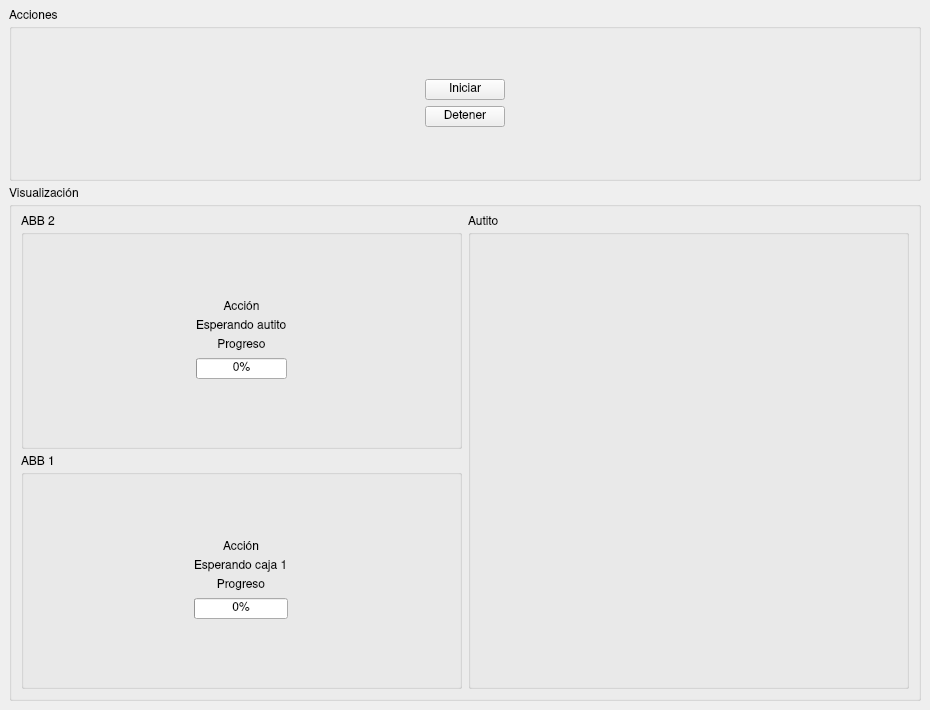
GabiAndi/UNER_Robotica, file ui_mainwindowtrabajofinal.ui: the form before one commit.
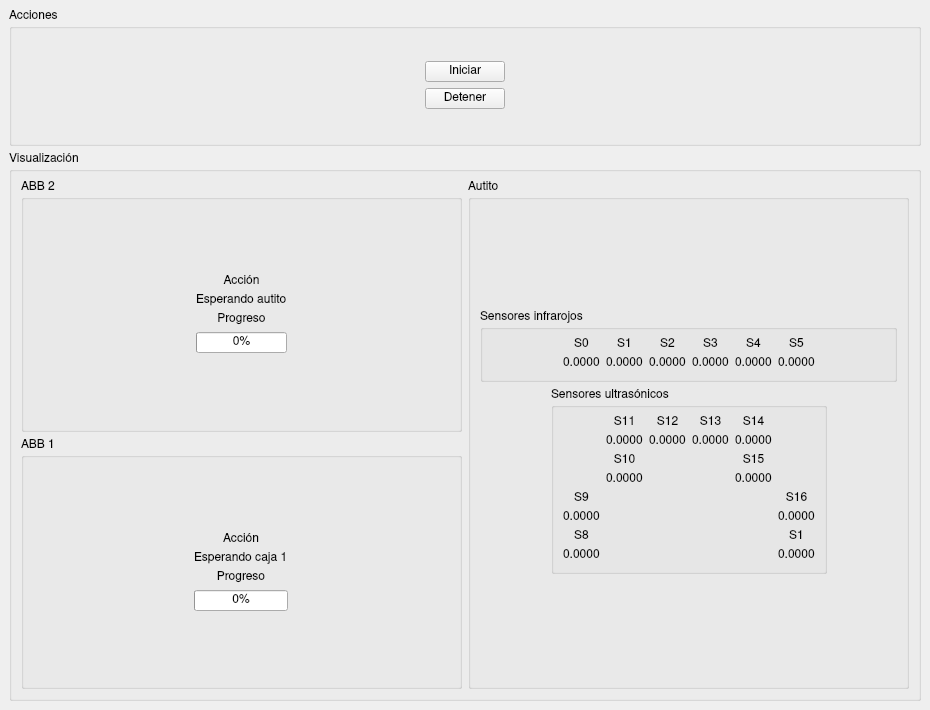
The form after the commit. Icons and pictures are not drawn.

Diff of the .ui file:
```diff
--- a/ui_mainwindowtrabajofinal.ui
+++ b/ui_mainwindowtrabajofinal.ui
@@ -116,7 +116,7 @@
       <property name="sizePolicy">
        <sizepolicy hsizetype="Preferred" vsizetype="Preferred">
         <horstretch>0</horstretch>
-        <verstretch>3</verstretch>
+        <verstretch>4</verstretch>
        </sizepolicy>
       </property>
       <property name="title">
@@ -295,6 +295,448 @@
          <property name="title">
           <string>Autito</string>
          </property>
+         <layout class="QVBoxLayout" name="verticalLayout_15">
+          <item>
+           <spacer name="verticalSpacer_7">
+            <property name="orientation">
+             <enum>Qt::Vertical</enum>
+            </property>
+            <property name="sizeHint" stdset="0">
+             <size>
+              <width>20</width>
+              <height>156</height>
+             </size>
+            </property>
+           </spacer>
+          </item>
+          <item>
+           <widget class="QGroupBox" name="groupBoxCarSensoresInfrarojos">
+            <property name="title">
+             <string>Sensores infrarojos</string>
+            </property>
+            <layout class="QHBoxLayout" name="horizontalLayout_6">
+             <item>
+              <spacer name="horizontalSpacer_10">
+               <property name="orientation">
+                <enum>Qt::Horizontal</enum>
+               </property>
+               <property name="sizeHint" stdset="0">
+                <size>
+                 <width>40</width>
+                 <height>20</height>
+                </size>
+               </property>
+              </spacer>
+             </item>
+             <item>
+              <layout class="QVBoxLayout" name="verticalLayout_16">
+               <item>
+                <widget class="QLabel" name="label_15">
+                 <property name="text">
+                  <string>S0</string>
+                 </property>
+                 <property name="alignment">
+                  <set>Qt::AlignCenter</set>
+                 </property>
+                </widget>
+               </item>
+               <item>
+                <widget class="QLabel" name="labelCarSensor0">
+                 <property name="text">
+                  <string>0.0000</string>
+                 </property>
+                </widget>
+               </item>
+              </layout>
+             </item>
+             <item>
+              <layout class="QVBoxLayout" name="verticalLayout_17">
+               <item>
+                <widget class="QLabel" name="label_16">
+                 <property name="text">
+                  <string>S1</string>
+                 </property>
+                 <property name="alignment">
+                  <set>Qt::AlignCenter</set>
+                 </property>
+                </widget>
+               </item>
+               <item>
+                <widget class="QLabel" name="labelCarSensor1">
+                 <property name="text">
+                  <string>0.0000</string>
+                 </property>
+                </widget>
+               </item>
+              </layout>
+             </item>
+             <item>
+              <layout class="QVBoxLayout" name="verticalLayout_18">
+               <item>
+                <widget class="QLabel" name="label_17">
+                 <property name="text">
+                  <string>S2</string>
+                 </property>
+                 <property name="alignment">
+                  <set>Qt::AlignCenter</set>
+                 </property>
+                </widget>
+               </item>
+               <item>
+                <widget class="QLabel" name="labelCarSensor2">
+                 <property name="text">
+                  <string>0.0000</string>
+                 </property>
+                </widget>
+               </item>
+              </layout>
+             </item>
+             <item>
+              <layout class="QVBoxLayout" name="verticalLayout_19">
+               <item>
+                <widget class="QLabel" name="label_18">
+                 <property name="text">
+                  <string>S3</string>
+                 </property>
+                 <property name="alignment">
+                  <set>Qt::AlignCenter</set>
+                 </property>
+                </widget>
+               </item>
+               <item>
+                <widget class="QLabel" name="labelCarSensor3">
+                 <property name="text">
+                  <string>0.0000</string>
+                 </property>
+                </widget>
+               </item>
+              </layout>
+             </item>
+             <item>
+              <layout class="QVBoxLayout" name="verticalLayout_20">
+               <item>
+                <widget class="QLabel" name="label_19">
+                 <property name="text">
+                  <string>S4</string>
+                 </property>
+                 <property name="alignment">
+                  <set>Qt::AlignCenter</set>
+                 </property>
+                </widget>
+               </item>
+               <item>
+                <widget class="QLabel" name="labelCarSensor4">
+                 <property name="text">
+                  <string>0.0000</string>
+                 </property>
+                </widget>
+               </item>
+              </layout>
+             </item>
+             <item>
+              <layout class="QVBoxLayout" name="verticalLayout_21">
+               <item>
+                <widget class="QLabel" name="label_20">
+                 <property name="text">
+                  <string>S5</string>
+                 </property>
+                 <property name="alignment">
+                  <set>Qt::AlignCenter</set>
+                 </property>
+                </widget>
+               </item>
+               <item>
+                <widget class="QLabel" name="labelCarSensor5">
+                 <property name="text">
+                  <string>0.0000</string>
+                 </property>
+                </widget>
+               </item>
+              </layout>
+             </item>
+             <item>
+              <spacer name="horizontalSpacer_9">
+               <property name="orientation">
+                <enum>Qt::Horizontal</enum>
+               </property>
+               <property name="sizeHint" stdset="0">
+                <size>
+                 <width>40</width>
+                 <height>20</height>
+                </size>
+               </property>
+              </spacer>
+             </item>
+            </layout>
+           </widget>
+          </item>
+          <item>
+           <layout class="QHBoxLayout" name="horizontalLayout_4">
+            <item>
+             <spacer name="horizontalSpacer_8">
+              <property name="orientation">
+               <enum>Qt::Horizontal</enum>
+              </property>
+              <property name="sizeHint" stdset="0">
+               <size>
+                <width>40</width>
+                <height>20</height>
+               </size>
+              </property>
+             </spacer>
+            </item>
+            <item>
+             <widget class="QGroupBox" name="groupBoxCarSensoresUltrasonicos">
+              <property name="title">
+               <string>Sensores ultrasónicos</string>
+              </property>
+              <layout class="QHBoxLayout" name="horizontalLayout_5">
+               <item>
+                <layout class="QGridLayout" name="gridLayout_2">
+                 <item row="1" column="5">
+                  <layout class="QVBoxLayout" name="verticalLayout_10">
+                   <item>
+                    <widget class="QLabel" name="label_10">
+                     <property name="text">
+                      <string>S15</string>
+                     </property>
+                     <property name="alignment">
+                      <set>Qt::AlignCenter</set>
+                     </property>
+                    </widget>
+                   </item>
+                   <item>
+                    <widget class="QLabel" name="labelCarObsSensor15">
+                     <property name="text">
+                      <string>0.0000</string>
+                     </property>
+                    </widget>
+                   </item>
+                  </layout>
+                 </item>
+                 <item row="3" column="6">
+                  <layout class="QVBoxLayout" name="verticalLayout_13">
+                   <item>
+                    <widget class="QLabel" name="label_13">
+                     <property name="text">
+                      <string>S16</string>
+                     </property>
+                     <property name="alignment">
+                      <set>Qt::AlignCenter</set>
+                     </property>
+                    </widget>
+                   </item>
+                   <item>
+                    <widget class="QLabel" name="labelCarObsSensor16">
+                     <property name="text">
+                      <string>0.0000</string>
+                     </property>
+                    </widget>
+                   </item>
+                  </layout>
+                 </item>
+                 <item row="0" column="3">
+                  <layout class="QVBoxLayout" name="verticalLayout_7">
+                   <item>
+                    <widget class="QLabel" name="label_7">
+                     <property name="text">
+                      <string>S12</string>
+                     </property>
+                     <property name="alignment">
+                      <set>Qt::AlignCenter</set>
+                     </property>
+                    </widget>
+                   </item>
+                   <item>
+                    <widget class="QLabel" name="labelCarObsSensor12">
+                     <property name="text">
+                      <string>0.0000</string>
+                     </property>
+                    </widget>
+                   </item>
+                  </layout>
+                 </item>
+                 <item row="4" column="6">
+                  <layout class="QVBoxLayout" name="verticalLayout_14">
+                   <item>
+                    <widget class="QLabel" name="label_14">
+                     <property name="text">
+                      <string>S1</string>
+                     </property>
+                     <property name="alignment">
+                      <set>Qt::AlignCenter</set>
+                     </property>
+                    </widget>
+                   </item>
+                   <item>
+                    <widget class="QLabel" name="labelCarObsSensor1">
+                     <property name="text">
+                      <string>0.0000</string>
+                     </property>
+                    </widget>
+                   </item>
+                  </layout>
+                 </item>
+                 <item row="0" column="4">
+                  <layout class="QVBoxLayout" name="verticalLayout_8">
+                   <item>
+                    <widget class="QLabel" name="label_8">
+                     <property name="text">
+                      <string>S13</string>
+                     </property>
+                     <property name="alignment">
+                      <set>Qt::AlignCenter</set>
+                     </property>
+                    </widget>
+                   </item>
+                   <item>
+                    <widget class="QLabel" name="labelCarObsSensor13">
+                     <property name="text">
+                      <string>0.0000</string>
+                     </property>
+                    </widget>
+                   </item>
+                  </layout>
+                 </item>
+                 <item row="4" column="1">
+                  <layout class="QVBoxLayout" name="verticalLayout_12">
+                   <item>
+                    <widget class="QLabel" name="label_12">
+                     <property name="text">
+                      <string>S8</string>
+                     </property>
+                     <property name="alignment">
+                      <set>Qt::AlignCenter</set>
+                     </property>
+                    </widget>
+                   </item>
+                   <item>
+                    <widget class="QLabel" name="labelCarObsSensor8">
+                     <property name="text">
+                      <string>0.0000</string>
+                     </property>
+                    </widget>
+                   </item>
+                  </layout>
+                 </item>
+                 <item row="0" column="5">
+                  <layout class="QVBoxLayout" name="verticalLayout_9">
+                   <item>
+                    <widget class="QLabel" name="label_9">
+                     <property name="text">
+                      <string>S14</string>
+                     </property>
+                     <property name="alignment">
+                      <set>Qt::AlignCenter</set>
+                     </property>
+                    </widget>
+                   </item>
+                   <item>
+                    <widget class="QLabel" name="labelCarObsSensor14">
+                     <property name="text">
+                      <string>0.0000</string>
+                     </property>
+                    </widget>
+                   </item>
+                  </layout>
+                 </item>
+                 <item row="3" column="1">
+                  <layout class="QVBoxLayout" name="verticalLayout_11">
+                   <item>
+                    <widget class="QLabel" name="label_11">
+                     <property name="text">
+                      <string>S9</string>
+                     </property>
+                     <property name="alignment">
+                      <set>Qt::AlignCenter</set>
+                     </property>
+                    </widget>
+                   </item>
+                   <item>
+                    <widget class="QLabel" name="labelCarObsSensor9">
+                     <property name="text">
+                      <string>0.0000</string>
+                     </property>
+                    </widget>
+                   </item>
+                  </layout>
+                 </item>
+                 <item row="0" column="2">
+                  <layout class="QVBoxLayout" name="verticalLayout_6">
+                   <item>
+                    <widget class="QLabel" name="label_5">
+                     <property name="text">
+                      <string>S11</string>
+                     </property>
+                     <property name="alignment">
+                      <set>Qt::AlignCenter</set>
+                     </property>
+                    </widget>
+                   </item>
+                   <item>
+                    <widget class="QLabel" name="labelCarObsSensor11">
+                     <property name="text">
+                      <string>0.0000</string>
+                     </property>
+                    </widget>
+                   </item>
+                  </layout>
+                 </item>
+                 <item row="1" column="2">
+                  <layout class="QVBoxLayout" name="verticalLayout_5">
+                   <item>
+                    <widget class="QLabel" name="label_3">
+                     <property name="text">
+                      <string>S10</string>
+                     </property>
+                     <property name="alignment">
+                      <set>Qt::AlignCenter</set>
+                     </property>
+                    </widget>
+                   </item>
+                   <item>
+                    <widget class="QLabel" name="labelCarObsSensor10">
+                     <property name="text">
+                      <string>0.0000</string>
+                     </property>
+                    </widget>
+                   </item>
+                  </layout>
+                 </item>
+                </layout>
+               </item>
+              </layout>
+             </widget>
+            </item>
+            <item>
+             <spacer name="horizontalSpacer_7">
+              <property name="orientation">
+               <enum>Qt::Horizontal</enum>
+              </property>
+              <property name="sizeHint" stdset="0">
+               <size>
+                <width>40</width>
+                <height>20</height>
+               </size>
+              </property>
+             </spacer>
+            </item>
+           </layout>
+          </item>
+          <item>
+           <spacer name="verticalSpacer_8">
+            <property name="orientation">
+             <enum>Qt::Vertical</enum>
+            </property>
+            <property name="sizeHint" stdset="0">
+             <size>
+              <width>20</width>
+              <height>156</height>
+             </size>
+            </property>
+           </spacer>
+          </item>
+         </layout>
         </widget>
        </item>
        <item row="1" column="0">
```
